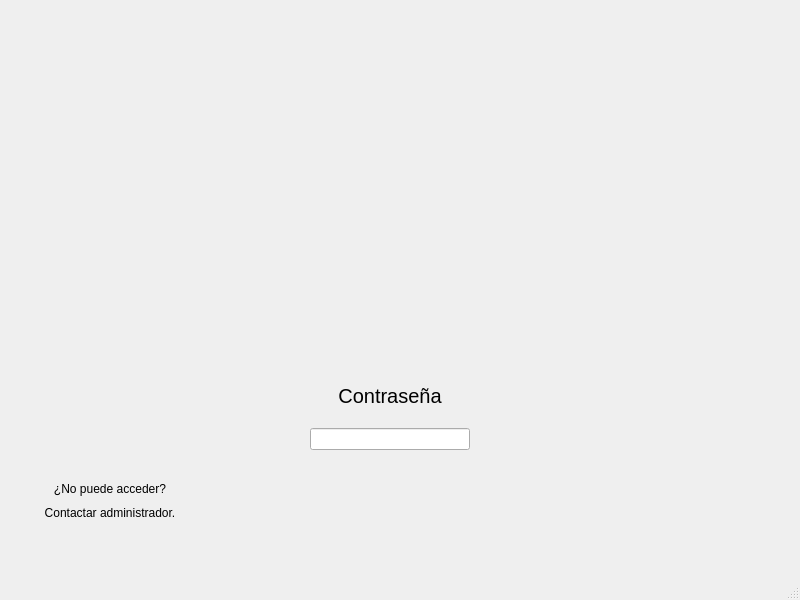
This is windows/login.ui in HitomiD/Proyecto-Desarrollo as Qt 5 draws it before an edit. The edited form follows.
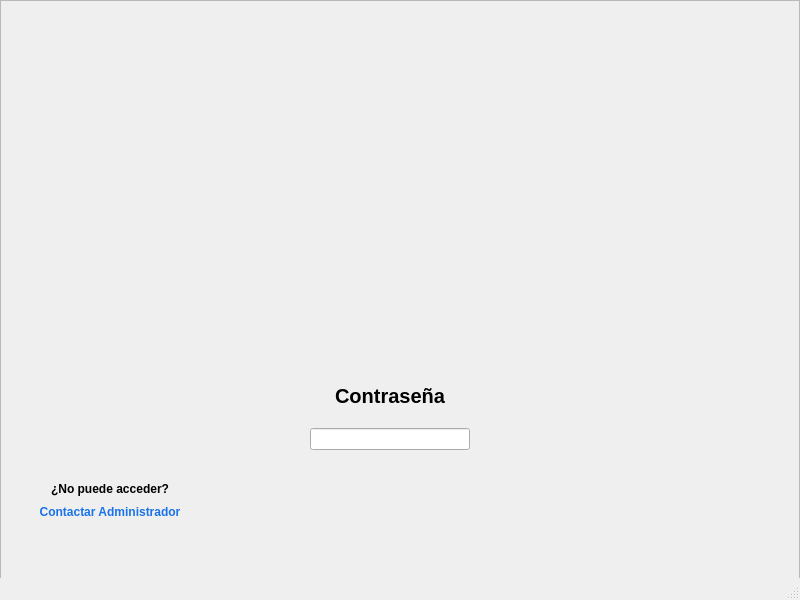
This is the edited form. Icons and pictures are not drawn.

Patch:
```diff
--- a/windows/login.ui
+++ b/windows/login.ui
@@ -32,7 +32,7 @@
         </font>
        </property>
        <property name="text">
-        <string>Contraseña</string>
+        <string>&lt;html&gt;&lt;head/&gt;&lt;body&gt;&lt;p&gt;&lt;span style=&quot; font-weight:700;&quot;&gt;Contraseña&lt;/span&gt;&lt;/p&gt;&lt;/body&gt;&lt;/html&gt;</string>
        </property>
        <property name="alignment">
         <set>Qt::AlignCenter</set>
@@ -57,7 +57,7 @@
      <item>
       <widget class="QLabel" name="label_2">
        <property name="text">
-        <string>¿No puede acceder?</string>
+        <string>&lt;html&gt;&lt;head/&gt;&lt;body&gt;&lt;p&gt;&lt;span style=&quot; font-weight:700; color:#000000;&quot;&gt;¿No puede acceder?&lt;/span&gt;&lt;/p&gt;&lt;/body&gt;&lt;/html&gt;</string>
        </property>
        <property name="alignment">
         <set>Qt::AlignCenter</set>
@@ -67,7 +67,7 @@
      <item>
       <widget class="QLabel" name="label_3">
        <property name="text">
-        <string>Contactar administrador.</string>
+        <string>&lt;html&gt;&lt;head/&gt;&lt;body&gt;&lt;p&gt;&lt;span style=&quot; font-weight:700; color:#1a73e8;&quot;&gt;Contactar Administrador&lt;/span&gt;&lt;/p&gt;&lt;/body&gt;&lt;/html&gt;</string>
        </property>
        <property name="alignment">
         <set>Qt::AlignCenter</set>
@@ -79,6 +79,48 @@
      </item>
     </layout>
    </widget>
+   <widget class="QFrame" name="frame">
+    <property name="enabled">
+     <bool>true</bool>
+    </property>
+    <property name="geometry">
+     <rect>
+      <x>0</x>
+      <y>0</y>
+      <width>800</width>
+      <height>600</height>
+     </rect>
+    </property>
+    <property name="sizePolicy">
+     <sizepolicy hsizetype="Expanding" vsizetype="Expanding">
+      <horstretch>0</horstretch>
+      <verstretch>0</verstretch>
+     </sizepolicy>
+    </property>
+    <property name="styleSheet">
+     <string notr="true">background-image: url(:/prefijoNuevo/Fondo Main.png);</string>
+    </property>
+    <property name="frameShape">
+     <enum>QFrame::StyledPanel</enum>
+    </property>
+    <property name="frameShadow">
+     <enum>QFrame::Raised</enum>
+    </property>
+    <widget class="QWidget" name="verticalLayoutWidget_3">
+     <property name="geometry">
+      <rect>
+       <x>-1</x>
+       <y>-1</y>
+       <width>801</width>
+       <height>561</height>
+      </rect>
+     </property>
+     <layout class="QVBoxLayout" name="Expansor"/>
+    </widget>
+   </widget>
+   <zorder>frame</zorder>
+   <zorder>verticalLayoutWidget</zorder>
+   <zorder>verticalLayoutWidget_2</zorder>
   </widget>
   <widget class="QMenuBar" name="menubar">
    <property name="geometry">
```
Left out of the diff: 15 changed lines with no effect on the pictures.
